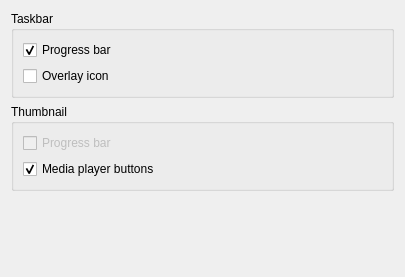
This is config.ui in MBach/windows-toolbar as Qt 5 draws it before an edit. The edited form follows.
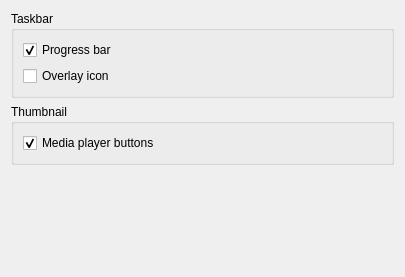
This is the edited form.

What changed in the file:
```diff
--- a/config.ui
+++ b/config.ui
@@ -46,16 +46,6 @@
       <string>Thumbnail</string>
      </property>
      <layout class="QVBoxLayout" name="verticalLayout_3">
-      <item>
-       <widget class="QCheckBox" name="progressBarThumbnail">
-        <property name="enabled">
-         <bool>false</bool>
-        </property>
-        <property name="text">
-         <string>Progress bar</string>
-        </property>
-       </widget>
-      </item>
       <item>
        <widget class="QCheckBox" name="mediaPlayerButtonsThumbnail">
         <property name="text">
```
